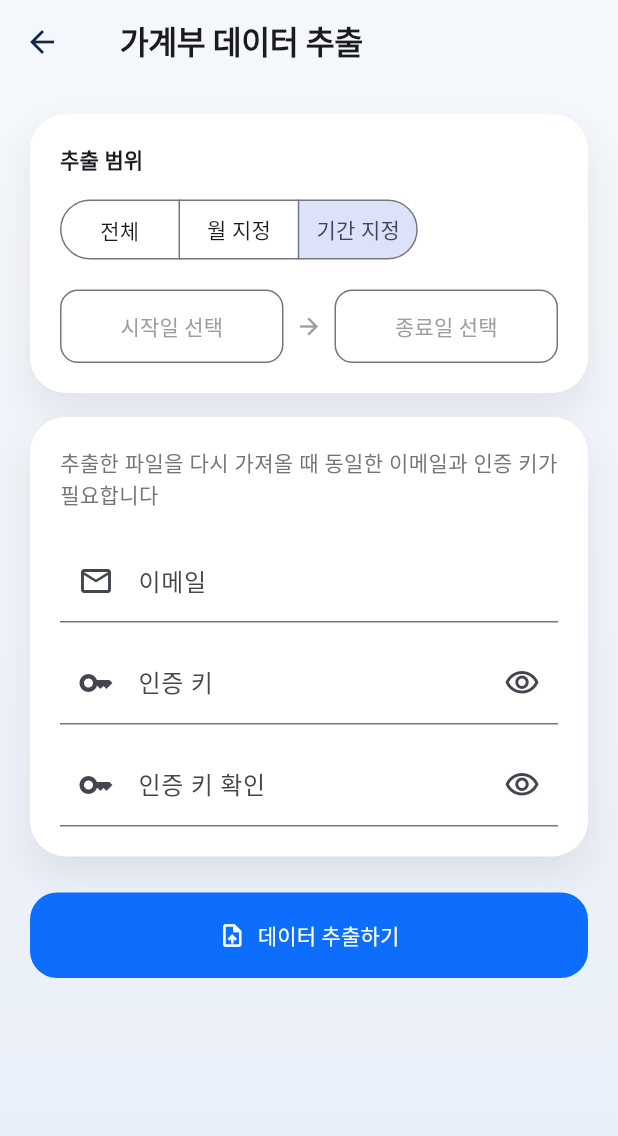
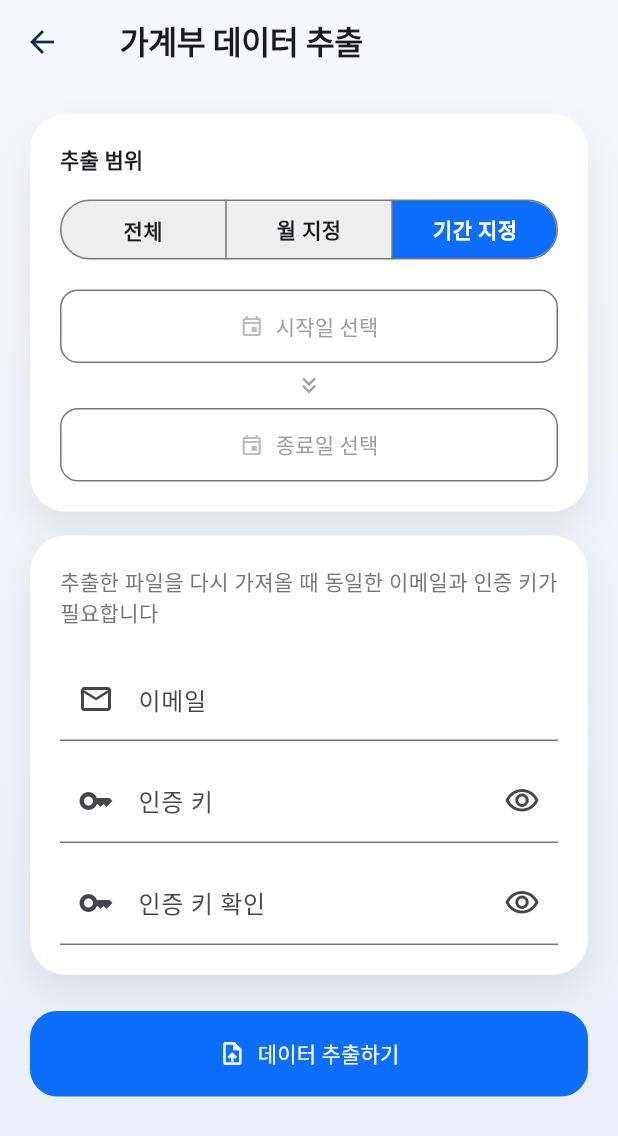
Before and after one commit to hckang17/household_ledger, a Flutter app: the ExportDataPage screen opened by its route, after a tap on "월 지정", after a tap on "기간 지정", on a phone screen of 412 x 824 dp. Shown: the top 1136 px of the screen. Run offline on Flutter 3.47's test engine with Material 3 defaults, Android fonts, the phone set to English and light mode, and no system bars; our stand-ins replace flutter_riverpod, logger, share_plus, shared_preferences, sqflite; missing offline and left inert: file_selector; accounts and stored records are empty.

Commit message:
STYLE:export페이지의 RangeSegment버튼 스타일 수정

```diff
--- a/assets/language_data/jp.json
+++ b/assets/language_data/jp.json
@@ -128,5 +128,6 @@
   "emailFormatError": "メールアドレスの形式を確認してください。",
   "passkeyConfirmLabel": "認証キーの確認",
   "passkeyMismatchError": "認証キーが一致しません。",
-  "exportCooldownMessage": "短時間での連続操作はできません。しばらくしてから再試行してください。"
+  "exportCooldownMessage": "短時間での連続操作はできません。しばらくしてから再試行してください。",
+  "passkeyRequiredError": "認証キーを入力してください。"
 }
--- a/assets/language_data/ko.json
+++ b/assets/language_data/ko.json
@@ -128,5 +128,6 @@
   "emailFormatError": "이메일 형식을 확인해주세요.",
   "passkeyConfirmLabel": "인증 키 확인",
   "passkeyMismatchError": "인증 키가 일치하지 않습니다.",
+  "passkeyRequiredError": "인증 키를 입력해주세요.",
   "exportCooldownMessage": "잦은 조작은 불가능합니다. 잠시 후에 다시 시도해주세요."
 }
--- a/lib/presenter/pages/export_data_page.dart
+++ b/lib/presenter/pages/export_data_page.dart
@@ -93,7 +93,7 @@ class _ExportDataPageState extends ConsumerState<ExportDataPage> {
     }
     if (passkey.isEmpty) {
       ScaffoldMessenger.of(context).showSnackBar(
-        SnackBar(content: Text(_text(strings, 'passkeyLabel'))),
+        SnackBar(content: Text(_text(strings, 'passkeyRequiredError'))),
       );
       return;
     }
@@ -145,9 +145,12 @@ class _ExportDataPageState extends ConsumerState<ExportDataPage> {
           allFixed = await fixedService.loadAllFixedExpenses();
           allIncomes = await incomeService.loadAllIncomes();
         case _ExportRange.month:
-          allExpenses =
-              await expenseService.loadExpensesByMonth(_selectedMonth);
-          allFixed = await fixedService.loadFixedExpensesByMonth(_selectedMonth);
+          allExpenses = await expenseService.loadExpensesByMonth(
+            _selectedMonth,
+          );
+          allFixed = await fixedService.loadFixedExpensesByMonth(
+            _selectedMonth,
+          );
           allIncomes = await incomeService.loadIncomesByMonth(_selectedMonth);
         case _ExportRange.period:
           final endExclusive = DateTime(
@@ -210,8 +213,9 @@ class _ExportDataPageState extends ConsumerState<ExportDataPage> {
       context: context,
       builder: (BuildContext ctx) {
         return AlertDialog(
-          shape:
-              RoundedRectangleBorder(borderRadius: BorderRadius.circular(20)),
+          shape: RoundedRectangleBorder(
+            borderRadius: BorderRadius.circular(20),
+          ),
           title: Row(
             children: <Widget>[
               const Icon(Icons.check_circle, color: Color(0xFF28A745)),
@@ -225,10 +229,9 @@ class _ExportDataPageState extends ConsumerState<ExportDataPage> {
             children: <Widget>[
               Text(
                 _text(strings, 'savedPathLabel'),
-                style: Theme.of(context)
-                    .textTheme
-                    .labelMedium
-                    ?.copyWith(color: Colors.grey[600]),
+                style: Theme.of(
+                  context,
+                ).textTheme.labelMedium?.copyWith(color: Colors.grey[600]),
               ),
               const SizedBox(height: 8),
               GestureDetector(
@@ -236,7 +239,8 @@ class _ExportDataPageState extends ConsumerState<ExportDataPage> {
                   Clipboard.setData(ClipboardData(text: savedPath));
                   ScaffoldMessenger.of(context).showSnackBar(
                     SnackBar(
-                        content: Text(_text(strings, 'pathCopiedMessage'))),
+                      content: Text(_text(strings, 'pathCopiedMessage')),
+                    ),
                   );
                 },
                 child: Container(
@@ -251,9 +255,7 @@ class _ExportDataPageState extends ConsumerState<ExportDataPage> {
                       Expanded(
                         child: Text(
                           savedPath,
-                          style: Theme.of(context)
-                              .textTheme
-                              .bodySmall
+                          style: Theme.of(context).textTheme.bodySmall
                               ?.copyWith(fontFamily: 'monospace'),
                         ),
                       ),
@@ -301,8 +303,10 @@ class _ExportDataPageState extends ConsumerState<ExportDataPage> {
   Widget build(BuildContext context) {
     final strings = ref.watch(localizedStringsProvider);
     final now = DateTime.now();
-    final years =
-        List<int>.generate(now.year - 2020 + 1, (i) => 2020 + i).reversed.toList();
+    final years = List<int>.generate(
+      now.year - 2020 + 1,
+      (i) => 2020 + i,
+    ).reversed.toList();
 
     return Stack(
       children: <Widget>[
@@ -370,7 +374,8 @@ class _ExportDataPageState extends ConsumerState<ExportDataPage> {
                                   : Icons.visibility_off_outlined,
                             ),
                             onPressed: () => setState(
-                                () => _obscurePasskey = !_obscurePasskey),
+                              () => _obscurePasskey = !_obscurePasskey,
+                            ),
                           ),
                         ),
                       ),
@@ -404,8 +409,9 @@ class _ExportDataPageState extends ConsumerState<ExportDataPage> {
                   backgroundColor: (_isExporting || _isCooldown)
                       ? Colors.grey.shade400
                       : const Color(0xFF0D6EFD),
-                  onPressed:
-                      _isExporting ? null : () => _onExportPressed(strings),
+                  onPressed: _isExporting
+                      ? null
+                      : () => _onExportPressed(strings),
                 ),
                 const SizedBox(height: 16),
               ],
@@ -418,7 +424,19 @@ class _ExportDataPageState extends ConsumerState<ExportDataPage> {
   }
 
   Widget _buildRangeSegment(Map<String, String> strings) {
-    return SegmentedButton<_ExportRange>(
+    return SizedBox(
+      width: double.infinity,
+      child: SegmentedButton<_ExportRange>(
+        expandedInsets: EdgeInsets.zero,
+        style: SegmentedButton.styleFrom(
+          backgroundColor: Colors.grey[200],
+          selectedBackgroundColor: const Color(0xFF0D6EFD),
+          selectedForegroundColor: Colors.white,
+          textStyle: Theme.of(context)
+              .textTheme
+              .bodyMedium
+              ?.copyWith(fontWeight: FontWeight.w600),
+        ),
         segments: <ButtonSegment<_ExportRange>>[
           ButtonSegment(
             value: _ExportRange.all,
@@ -437,34 +455,37 @@ class _ExportDataPageState extends ConsumerState<ExportDataPage> {
         onSelectionChanged: (Set<_ExportRange> s) =>
             setState(() => _exportRange = s.first),
         showSelectedIcon: false,
+      ),
     );
   }
 
-  Widget _buildMonthSelector(
-      Map<String, String> strings, List<int> years) {
+  Widget _buildMonthSelector(Map<String, String> strings, List<int> years) {
     return Row(
       children: <Widget>[
         Expanded(
           child: InputDecorator(
             decoration: InputDecoration(
               labelText: _text(strings, 'yearLabel'),
-              border:
-                  OutlineInputBorder(borderRadius: BorderRadius.circular(12)),
-              contentPadding:
-                  const EdgeInsets.symmetric(horizontal: 12, vertical: 4),
+              border: OutlineInputBorder(
+                borderRadius: BorderRadius.circular(12),
+              ),
+              contentPadding: const EdgeInsets.symmetric(
+                horizontal: 12,
+                vertical: 4,
+              ),
             ),
             child: DropdownButtonHideUnderline(
               child: DropdownButton<int>(
                 value: _selectedMonth.year,
                 isDense: true,
                 items: years
-                    .map((y) =>
-                        DropdownMenuItem(value: y, child: Text('$y')))
+                    .map((y) => DropdownMenuItem(value: y, child: Text('$y')))
                     .toList(),
                 onChanged: (y) {
                   if (y == null) return;
-                  setState(() =>
-                      _selectedMonth = DateTime(y, _selectedMonth.month));
+                  setState(
+                    () => _selectedMonth = DateTime(y, _selectedMonth.month),
+                  );
                 },
               ),
             ),
@@ -475,23 +496,29 @@ class _ExportDataPageState extends ConsumerState<ExportDataPage> {
           child: InputDecorator(
             decoration: InputDecoration(
               labelText: _text(strings, 'monthLabel'),
-              border:
-                  OutlineInputBorder(borderRadius: BorderRadius.circular(12)),
-              contentPadding:
-                  const EdgeInsets.symmetric(horizontal: 12, vertical: 4),
+              border: OutlineInputBorder(
+                borderRadius: BorderRadius.circular(12),
+              ),
+              contentPadding: const EdgeInsets.symmetric(
+                horizontal: 12,
+                vertical: 4,
+              ),
             ),
             child: DropdownButtonHideUnderline(
               child: DropdownButton<int>(
                 value: _selectedMonth.month,
                 isDense: true,
                 items: List<int>.generate(12, (i) => i + 1)
-                    .map((m) => DropdownMenuItem(
-                        value: m, child: Text(_twoDigit(m))))
+                    .map(
+                      (m) =>
+                          DropdownMenuItem(value: m, child: Text(_twoDigit(m))),
+                    )
                     .toList(),
                 onChanged: (m) {
                   if (m == null) return;
-                  setState(() =>
-                      _selectedMonth = DateTime(_selectedMonth.year, m));
+                  setState(
+                    () => _selectedMonth = DateTime(_selectedMonth.year, m),
+                  );
                 },
               ),
             ),
@@ -502,55 +529,71 @@ class _ExportDataPageState extends ConsumerState<ExportDataPage> {
   }
 
   Widget _buildPeriodSelector(Map<String, String> strings) {
-    return Row(
+    return Column(
+      mainAxisSize: MainAxisSize.min,
       children: <Widget>[
-        Expanded(
-          child: OutlinedButton(
-            style: OutlinedButton.styleFrom(
-              shape: RoundedRectangleBorder(
-                  borderRadius: BorderRadius.circular(12)),
-              padding: const EdgeInsets.symmetric(vertical: 14),
-            ),
+        _buildDateButton(
+          label: _startDate != null
+              ? _formatDate(_startDate!)
+              : _text(strings, 'exportRangeStartDateLabel'),
+          isSet: _startDate != null,
           onPressed: () => _pickDate(
             context: context,
             initial: _startDate,
             onPicked: (d) => setState(() => _startDate = d),
           ),
-            child: Text(
-              _startDate != null
-                  ? _formatDate(_startDate!)
-                  : _text(strings, 'exportRangeStartDateLabel'),
-              style: TextStyle(
-                  color: _startDate != null ? null : Colors.grey[500]),
+        ),
+        const Padding(
+          padding: EdgeInsets.symmetric(vertical: 6),
+          child: Center(
+            child: Icon(
+              Icons.keyboard_double_arrow_down_outlined,
+              size: 18,
+              color: Colors.grey,
             ),
           ),
         ),
-        const Padding(
-          padding: EdgeInsets.symmetric(horizontal: 8),
-          child: Icon(Icons.arrow_forward, size: 18, color: Colors.grey),
-        ),
-        Expanded(
-          child: OutlinedButton(
-            style: OutlinedButton.styleFrom(
-              shape: RoundedRectangleBorder(
-                  borderRadius: BorderRadius.circular(12)),
-              padding: const EdgeInsets.symmetric(vertical: 14),
-            ),
+        _buildDateButton(
+          label: _endDate != null
+              ? _formatDate(_endDate!)
+              : _text(strings, 'exportRangeEndDateLabel'),
+          isSet: _endDate != null,
           onPressed: () => _pickDate(
             context: context,
             initial: _endDate,
             onPicked: (d) => setState(() => _endDate = d),
           ),
-            child: Text(
-              _endDate != null
-                  ? _formatDate(_endDate!)
-                  : _text(strings, 'exportRangeEndDateLabel'),
-              style: TextStyle(
-                  color: _endDate != null ? null : Colors.grey[500]),
+        ),
+      ],
+    );
+  }
+
+  Widget _buildDateButton({
+    required String label,
+    required bool isSet,
+    required VoidCallback onPressed,
+  }) {
+    return SizedBox(
+      width: double.infinity,
+      child: OutlinedButton.icon(
+        style: OutlinedButton.styleFrom(
+          alignment: Alignment.center,
+          shape: RoundedRectangleBorder(
+            borderRadius: BorderRadius.circular(12),
+          ),
+          padding: const EdgeInsets.symmetric(horizontal: 16, vertical: 14),
+        ),
+        onPressed: onPressed,
+        icon: Icon(
+          Icons.event_outlined,
+          size: 16,
+          color: isSet ? null : Colors.grey[400],
+        ),
+        label: Text(
+          label,
+          style: TextStyle(color: isSet ? null : Colors.grey[500]),
         ),
       ),
-        ),
-      ],
     );
   }
 
```
Lines whose indentation alone changed are shown as unchanged.
